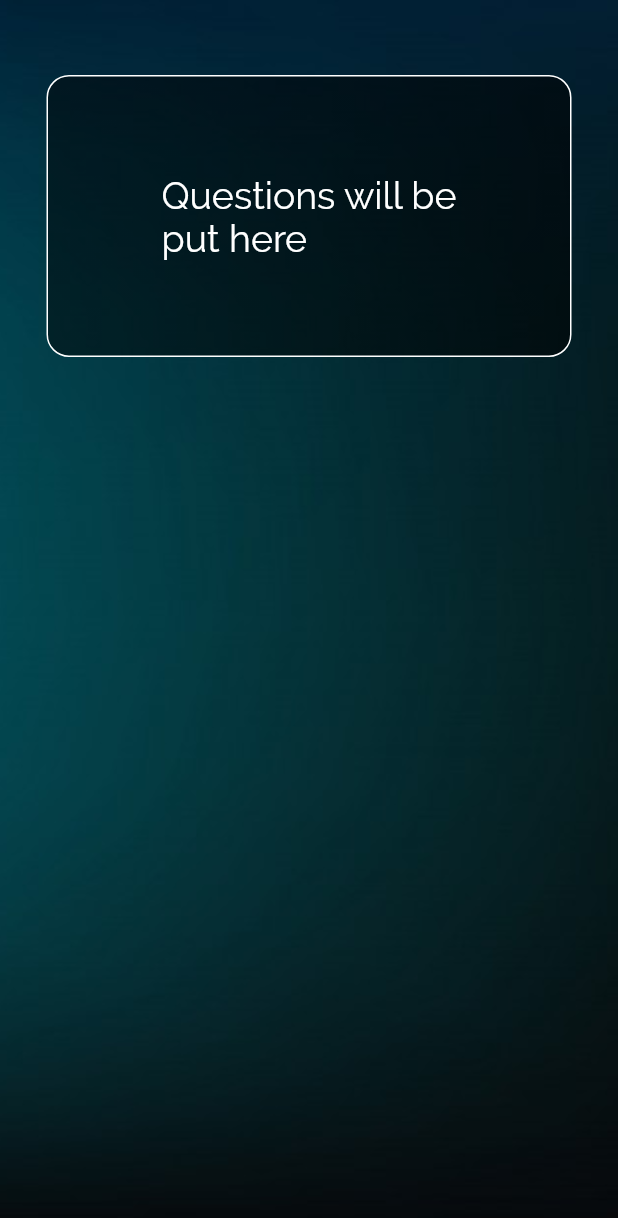
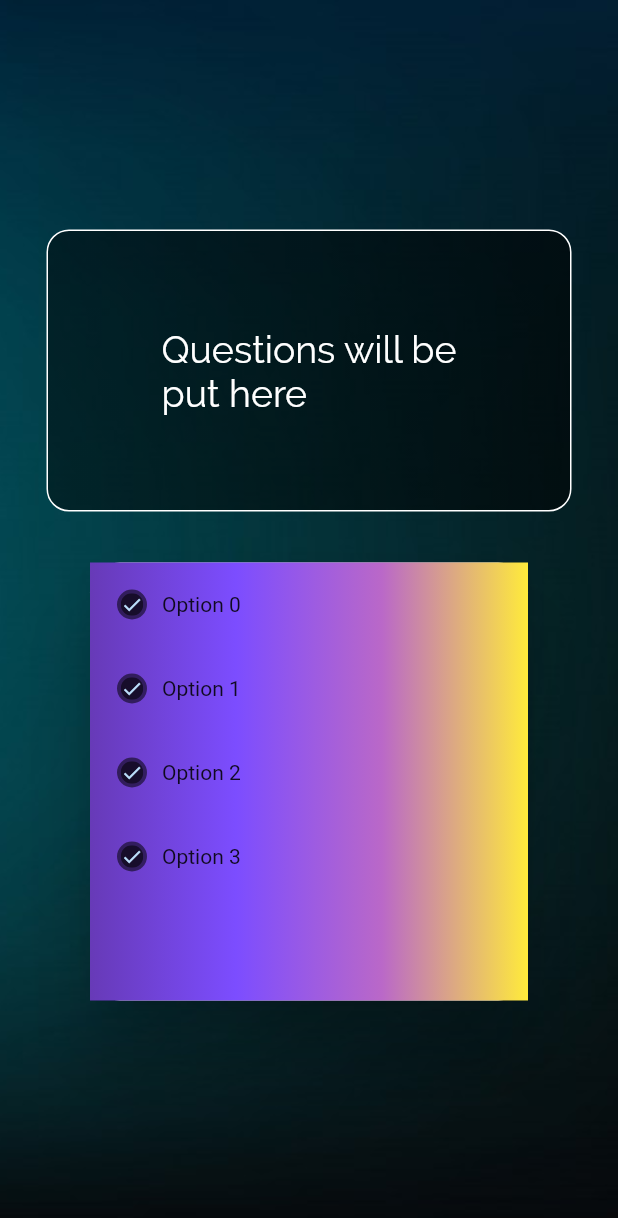
Before and after one commit to pratikjain04/Quiz-Up, a Flutter app: the GameHome screen opened by its route, on a phone screen of 412 x 824 dp. Shown: the top 1218 px of the screen. Run offline on Flutter 3.47's test engine with Material 2 defaults, Android fonts, the phone set to English and light mode, and no system bars; our stand-ins replace firebase_auth, google_sign_in; accounts and stored records are empty.

Commit message:
Basic Quiz question template
Signed-off-by: ateek-ujjawal <ateekujjawal@gmail.com>

```diff
--- a/lib/main.dart
+++ b/lib/main.dart
@@ -38,7 +38,7 @@ class _SplashState extends State<Splash> {
       if(user != null)
         Timer(Duration(milliseconds: 3200), () => Navigator.of(context).pushNamedAndRemoveUntil('/Home', (Route<dynamic> route) => false));
       else
-        Timer(Duration(milliseconds: 3200), () => Navigator.of(context).pushNamedAndRemoveUntil('/SignIn', (Route<dynamic> route) => false ));
+        Timer(Duration(milliseconds: 3200), () => Navigator.of(context).pushNamedAndRemoveUntil('/Home', (Route<dynamic> route) => false ));
     });
   }
 
--- a/lib/screens/game_screen.dart
+++ b/lib/screens/game_screen.dart
@@ -1,6 +1,6 @@
 import 'package:flutter/material.dart';
 
-class GameHome extends StatefulWidget{
+class GameHome extends StatefulWidget {
 
   @override
   GameHomeState createState()=> GameHomeState();
@@ -8,12 +8,15 @@ class GameHome extends StatefulWidget{
 
 class GameHomeState extends State<GameHome> with SingleTickerProviderStateMixin{
 
+    List<Color> _color = new List();
     AnimationController controller;
     Animation<double> animation;
 
     @override
-  void initState(){
+    void initState() {
       super.initState();
+      for(int i = 1; i < 5; i++)
+        _color.add(Colors.black54);
       controller = AnimationController(duration: Duration(milliseconds: 1800),vsync: this);
       animation =  CurvedAnimation(parent: controller, curve: Curves.bounceIn);
 
@@ -21,14 +24,11 @@ class GameHomeState extends State<GameHome> with SingleTickerProviderStateMixin{
       controller.forward();
     }
 
-
     @override
-  void dispose()
-  {
+    void dispose() {
       controller.dispose();
       super.dispose();
     }
-
 
   @override
   Widget build(BuildContext context) {
@@ -36,12 +36,10 @@ class GameHomeState extends State<GameHome> with SingleTickerProviderStateMixin{
       body: Stack(
         fit: StackFit.expand,
         children: <Widget>[
-         Image(image: new AssetImage('images/darkthemeblue.jpg'),
-         fit: BoxFit.cover,
-         ),
+          Image(image: AssetImage('images/darkthemeblue.jpg'), fit: BoxFit.cover,),
           Column(
+            mainAxisAlignment: MainAxisAlignment.center,
             children: <Widget>[
-             Padding(padding: EdgeInsets.only(top: 50.0),),
               Container(
                 height: 188.0,
                 width: 350.0,
@@ -60,13 +58,81 @@ class GameHomeState extends State<GameHome> with SingleTickerProviderStateMixin{
                       color: Colors.white,
                       fontSize: (animation.value*25),
                       fontFamily: 'Raleway'
-                  ),),
                       ),
                   ),
+                ),
+              ),
+              Padding(padding: EdgeInsets.only(bottom: 30.0)),
+              Container(
+              height: 300.0,
+              width: 300.0,
+              child: Card(
+                shape: RoundedRectangleBorder(borderRadius: BorderRadius.circular(20.0)),
+                elevation: 20.0,
+                child: Container(
+                  decoration: BoxDecoration(
+                    gradient: LinearGradient(
+                      colors: <Color>[
+                        Colors.deepPurple,
+                        Colors.deepPurpleAccent,
+                        Colors.purple[300],
+                        Colors.yellow
+                      ]
+                    )
+                  ),
+                  child: Column(
+                    mainAxisAlignment: MainAxisAlignment.center,
+                    children: <Widget>[
+                      Expanded(
+                        child: ListView.builder(
+                          shrinkWrap: true,
+                          itemCount: _color.length,
+                          itemBuilder: (context, index) {
+                            return Padding(
+                              padding: EdgeInsets.all(18.0),
+                              child: Row(
+                                children: <Widget>[
+                                  GestureDetector(
+                                    child: Container(
+                                      child: CircleAvatar(
+                                        backgroundColor: _color[index],
+                                        radius: 10.0,
+                                        child: ClipOval(
+                                          child: Material(
+                                            color: _color[index],
+                                            child: Icon(Icons.check, size: 15.0),
+                                          ),
+                                        ),
+                                      ),
+                                    ),
+                                    onTap: (){
+                                      setState(() {
+                                        for(int i = 0; i < _color.length; i++)
+                                          _color[i] = Colors.black54;
+                                        if(_color[index] == Colors.black54)
+                                          _color[index] = Colors.greenAccent;
+                                        else if(_color[index] == Colors.greenAccent)
+                                          _color[index] = Colors.black54;
+                                      });
+                                    },
+                                  ),
+                                  Padding(padding: EdgeInsets.only(left: 10.0)),
+                                  Text('Option $index')
                                 ],
+                              ),
+                            );
+                          },
+                        ),
                      )
                     ],
                   ),
+                ),
+              )
+            ),
+           ]
+          ),
+        ]
+      )
     );
   }
 }
```
Lines whose indentation alone changed are shown as unchanged.
